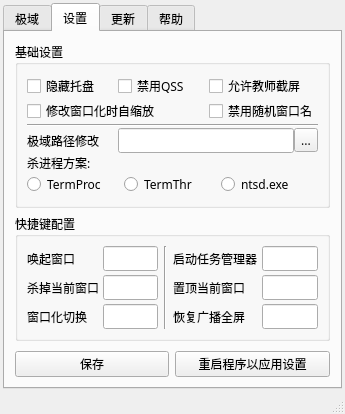
First picture: the form in libs/NTD.ui, repository LYXOfficial/NoTopDomain, before the edit.
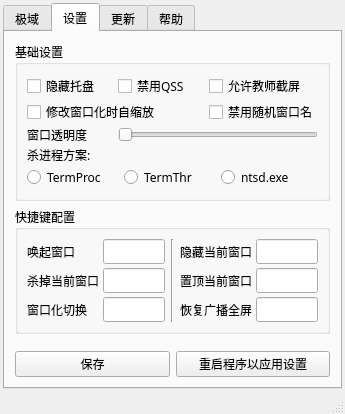
Second picture: the form after the edit. The open tabs and pages were chosen to show the change.

```diff
--- a/libs/NTD.ui
+++ b/libs/NTD.ui
@@ -7,7 +7,7 @@
     <x>0</x>
     <y>0</y>
     <width>345</width>
-    <height>399</height>
+    <height>413</height>
    </rect>
   </property>
   <property name="font">
@@ -468,7 +468,7 @@
              <item row="0" column="0">
               <widget class="QLabel" name="label_2">
                <property name="text">
-                <string>启动任务管理器</string>
+                <string>隐藏当前窗口</string>
                </property>
               </widget>
              </item>
@@ -540,7 +540,7 @@
             <number>0</number>
            </property>
            <property name="verticalSpacing">
-            <number>1</number>
+            <number>2</number>
            </property>
            <item row="1" column="0">
             <widget class="QCheckBox" name="checkBox">
@@ -549,69 +549,7 @@
              </property>
             </widget>
            </item>
-           <item row="9" column="0">
-            <widget class="QLabel" name="label_17">
-             <property name="text">
-              <string>杀进程方案:</string>
-             </property>
-            </widget>
-           </item>
-           <item row="8" column="0">
-            <widget class="QLabel" name="label_16">
-             <property name="text">
-              <string>极域路径修改</string>
-             </property>
-            </widget>
-           </item>
-           <item row="1" column="1">
-            <widget class="QCheckBox" name="checkBox_3">
-             <property name="text">
-              <string>禁用QSS</string>
-             </property>
-            </widget>
-           </item>
-           <item row="1" column="2">
-            <widget class="QCheckBox" name="checkBox_4">
-             <property name="text">
-              <string>允许教师截屏</string>
-             </property>
-             <property name="checked">
-              <bool>false</bool>
-             </property>
-            </widget>
-           </item>
-           <item row="7" column="0" colspan="3">
-            <widget class="Line" name="line_4">
-             <property name="orientation">
-              <enum>Qt::Horizontal</enum>
-             </property>
-            </widget>
-           </item>
-           <item row="8" column="1" colspan="2">
-            <layout class="QHBoxLayout" name="horizontalLayout_6">
-             <item>
-              <widget class="QLineEdit" name="TopDomainLocationSet">
-               <property name="enabled">
-                <bool>true</bool>
-               </property>
-               <property name="alignment">
-                <set>Qt::AlignRight|Qt::AlignTrailing|Qt::AlignVCenter</set>
-               </property>
-               <property name="readOnly">
-                <bool>true</bool>
-               </property>
-              </widget>
-             </item>
-             <item>
-              <widget class="QToolButton" name="toolButton">
-               <property name="text">
-                <string>...</string>
-               </property>
-              </widget>
-             </item>
-            </layout>
-           </item>
-           <item row="10" column="0" colspan="3">
+           <item row="9" column="0" colspan="3">
             <layout class="QHBoxLayout" name="horizontalLayout_5">
              <item>
               <widget class="QRadioButton" name="radioButton">
@@ -639,6 +577,13 @@
              </item>
             </layout>
            </item>
+           <item row="8" column="0">
+            <widget class="QLabel" name="label_17">
+             <property name="text">
+              <string>杀进程方案:</string>
+             </property>
+            </widget>
+           </item>
            <item row="2" column="0" colspan="2">
             <widget class="QCheckBox" name="checkBox_2">
              <property name="text">
@@ -646,6 +591,30 @@
              </property>
             </widget>
            </item>
+           <item row="1" column="1">
+            <widget class="QCheckBox" name="checkBox_3">
+             <property name="text">
+              <string>禁用QSS</string>
+             </property>
+            </widget>
+           </item>
+           <item row="1" column="2">
+            <widget class="QCheckBox" name="checkBox_4">
+             <property name="text">
+              <string>允许教师截屏</string>
+             </property>
+             <property name="checked">
+              <bool>false</bool>
+             </property>
+            </widget>
+           </item>
+           <item row="7" column="0">
+            <widget class="QLabel" name="label_16">
+             <property name="text">
+              <string>窗口透明度</string>
+             </property>
+            </widget>
+           </item>
            <item row="2" column="2">
             <widget class="QCheckBox" name="checkBox_5">
              <property name="text">
@@ -653,6 +622,13 @@
              </property>
             </widget>
            </item>
+           <item row="7" column="1" colspan="2">
+            <widget class="QSlider" name="horizontalSlider">
+             <property name="orientation">
+              <enum>Qt::Horizontal</enum>
+             </property>
+            </widget>
+           </item>
           </layout>
          </widget>
         </item>
```
Left out of the diff: 4 changed lines with no effect on the pictures.
